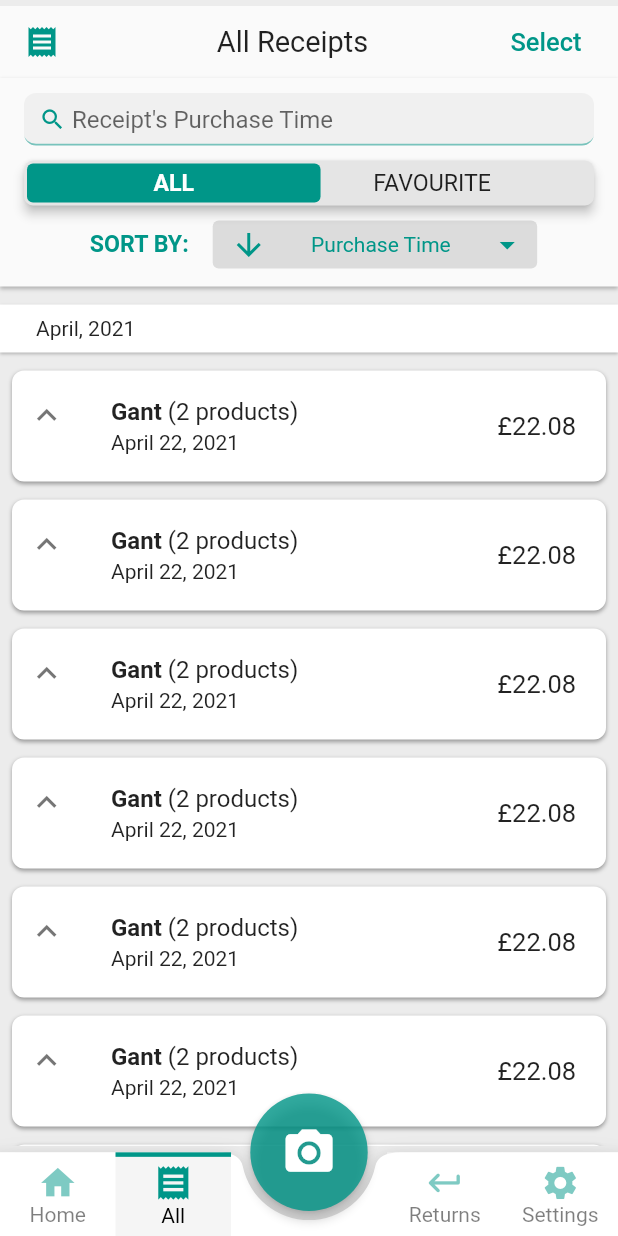
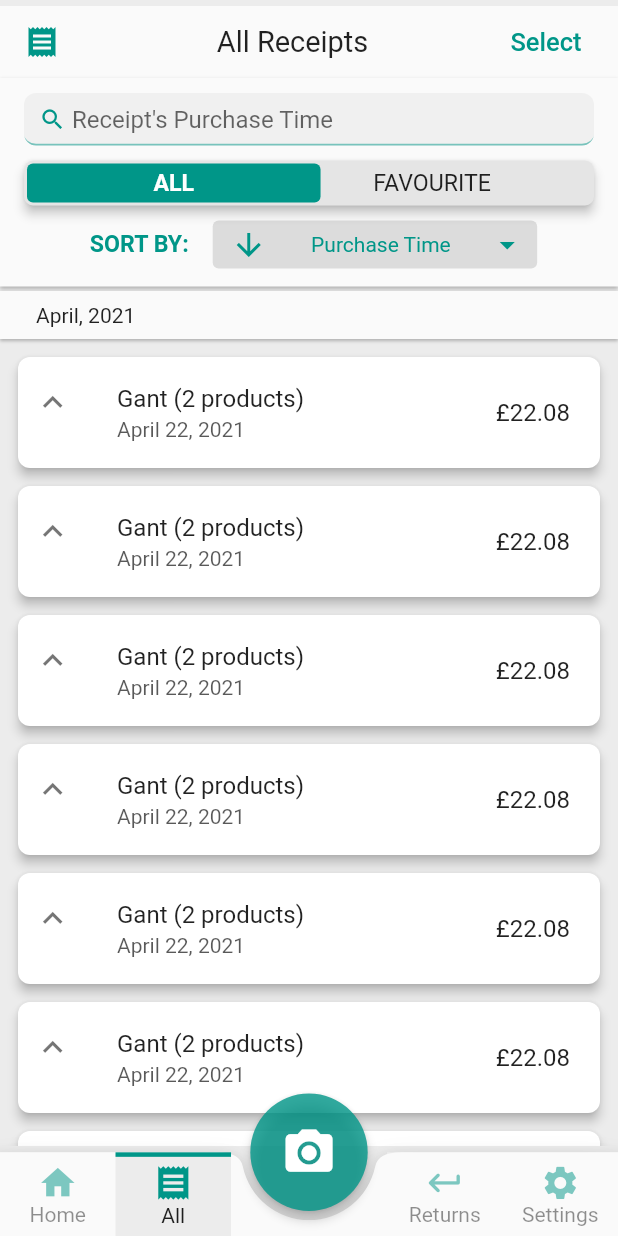
Before and after one commit to TomasKopunec/smart_receipts, a Flutter app: the screen it shows after launch, after a tap on "View All", on a phone screen of 412 x 824 dp. Run offline on Flutter 3.47's test engine with Material 2 defaults, Android fonts, the phone set to English and light mode, and no system bars; drawn by our look-alikes of flutter_slidable; our stand-ins replace persistent_bottom_nav_bar, shared_preferences.

Commit message:
Dark Theme finished

```diff
--- a/lib/main.dart
+++ b/lib/main.dart
@@ -38,12 +38,14 @@ class Main extends StatelessWidget {
             theme: ThemeData(
               primarySwatch: Colors.teal,
               visualDensity: VisualDensity.adaptivePlatformDensity,
-              scaffoldBackgroundColor: Color.fromARGB(255, 236, 236, 236),
+              scaffoldBackgroundColor: const Color.fromARGB(255, 236, 236, 236),
+              indicatorColor: const Color.fromARGB(255, 46, 46, 46),
             ),
             darkTheme: ThemeData.dark().copyWith(
               primaryColor: Colors.teal,
               visualDensity: VisualDensity.adaptivePlatformDensity,
-              scaffoldBackgroundColor: Color.fromARGB(255, 34, 34, 34),
+              scaffoldBackgroundColor: const Color.fromARGB(255, 34, 34, 34),
+              indicatorColor: const Color.fromARGB(255, 236, 236, 236),
             ),
             home: const TabsScaffold(),
             routes: getRoutes(),
--- a/lib/screens/tab_control/screen_wrapper.dart
+++ b/lib/screens/tab_control/screen_wrapper.dart
@@ -18,10 +18,6 @@ class ScreenWrapper extends StatelessWidget {
     this.headerBody,
     Widget? screenBody,
   }) : this.screenBody = screenBody ?? Center(child: Text(title));
-
-  Color getScreenColor(BuildContext context) {
-    return Theme.of(context).primaryColor;
-  }
 
   @override
   Widget build(BuildContext context) {
--- a/lib/screens/tab_control/tabs_scaffold.dart
+++ b/lib/screens/tab_control/tabs_scaffold.dart
@@ -158,7 +158,7 @@ class _TabsScaffoldState extends State<TabsScaffold> {
       floatingActionButtonLocation: FloatingActionButtonLocation.centerDocked,
       bottomNavigationBar: BottomAppBar(
           // Bottom navigation bar on scaffold
-          color: Colors.white,
+          color: Theme.of(context).canvasColor,
           shape: const CircularNotchedRectangle(),
           notchMargin:
               6, //notche margin between floating button and bottom appbar
@@ -198,7 +198,6 @@ class MenuItem extends StatelessWidget {
       flex: isDummy ? 27 : 20,
       child: Opacity(
         opacity: opacity,
-        child: Container(
         child: InkWell(
           customBorder:
               RoundedRectangleBorder(borderRadius: BorderRadius.circular(8)),
@@ -211,16 +210,14 @@ class MenuItem extends StatelessWidget {
             padding: const EdgeInsets.only(top: 4, bottom: 6),
             decoration: BoxDecoration(
                 color: isSelected
-                      ? Colors.black.withOpacity(0.04)
-                      : Colors.white,
-                  //  borderRadius: BorderRadius.circular(8),
+                    ? Theme.of(context).scaffoldBackgroundColor
+                    : Theme.of(context).canvasColor,
                 border: isSelected
                     ? Border(
                         top: BorderSide(
                             width: 3, color: Theme.of(context).primaryColor))
                     : const Border(
-                          top:
-                              BorderSide(width: 3, color: Colors.transparent))),
+                        top: BorderSide(width: 3, color: Colors.transparent))),
             child: Column(
               mainAxisAlignment: MainAxisAlignment.spaceEvenly,
               mainAxisSize: MainAxisSize.min,
@@ -228,12 +225,8 @@ class MenuItem extends StatelessWidget {
                 Icon(icon,
                     color: Theme.of(context).primaryColor,
                     size: SizeHelper.getMenuIconSize(context)),
-                  Text(
-                    label,
-                    style: const TextStyle(color: Colors.black),
-                  )
+                Text(label)
               ],
-              ),
             ),
           ),
         ),
--- a/lib/screens/tabs/home/grid_card.dart
+++ b/lib/screens/tabs/home/grid_card.dart
@@ -40,7 +40,7 @@ class GridCard extends StatelessWidget {
                     ),
                     Icon(
                       icon,
-                      color: Theme.of(context).hintColor,
+                      color: Theme.of(context).indicatorColor,
                       size:
                           SizeHelper.getIconSize(context, size: IconSize.large),
                     )
@@ -50,10 +50,10 @@ class GridCard extends StatelessWidget {
               Text(title,
                   textAlign: TextAlign.center,
                   softWrap: true,
-                  style: TextStyle(
-                      color: Colors.black.withOpacity(0.85),
-                      fontSize: SizeHelper.getFontSize(context,
-                          size: FontSize.larger)))
+                  style: Theme.of(context)
+                      .textTheme
+                      .titleLarge!
+                      .copyWith(fontWeight: FontWeight.w300))
             ],
           ),
         ),
--- a/lib/screens/tabs/home/recent_receipts.dart
+++ b/lib/screens/tabs/home/recent_receipts.dart
@@ -63,8 +63,6 @@ class RecentReceipts extends StatelessWidget {
                 shape: RoundedRectangleBorder(
                   borderRadius: BorderRadius.circular(8),
                 ),
-                tileColor: Colors.white,
-                textColor: Colors.black,
                 title: Text(
                     '${receipt.getField(ReceiptField.retailer_name)} (${receipt.getProductsCount()} products)'),
                 subtitle: Text(DateFormat(settings.dateTimeFormat.format)
@@ -72,10 +70,7 @@ class RecentReceipts extends StatelessWidget {
                 trailing: Text(
                   CurrencyHelper.getFormatted(
                       receipt.getField(ReceiptField.price), settings.currency),
-                  style: TextStyle(
-                      fontWeight: FontWeight.w400,
-                      fontSize: SizeHelper.getFontSize(context,
-                          size: FontSize.regularLarge)),
+                  style: Theme.of(context).textTheme.titleMedium,
                 ));
           },
         ),
--- a/lib/screens/tabs/home/sustainability_widget.dart
+++ b/lib/screens/tabs/home/sustainability_widget.dart
@@ -19,9 +19,7 @@ class _SustainabilityWidgetState extends State<SustainabilityWidget> {
   }
 
   Widget getGrid() {
-    return Container(
-      // DEBUG color: Colors.green.withOpacity(0.2),
-      child: GridView.count(
+    return GridView.count(
       shrinkWrap: true,
       crossAxisSpacing: 5,
       mainAxisSpacing: 5,
@@ -29,7 +27,6 @@ class _SustainabilityWidgetState extends State<SustainabilityWidget> {
       childAspectRatio: 4 / 3,
       crossAxisCount: 2,
       children: [paper, co2, trees, water],
-      ),
     );
   }
 
--- a/lib/widgets/dialogs/confirm_dialog.dart
+++ b/lib/widgets/dialogs/confirm_dialog.dart
@@ -1,7 +1,7 @@
 import 'package:flutter/material.dart';
 
 class ConfirmDialog extends StatelessWidget {
-  final bckgColor = const Color.fromRGBO(240, 240, 240, 1);
+  // final bckgColor = const Color.fromRGBO(240, 240, 240, 1);
 
   final String title;
   final String subtitle;
@@ -31,8 +31,7 @@ class ConfirmDialog extends StatelessWidget {
       content: Container(
           width: width,
           padding: const EdgeInsets.all(8),
-          decoration: BoxDecoration(
-              color: bckgColor, borderRadius: BorderRadius.circular(8)),
+          decoration: BoxDecoration(borderRadius: BorderRadius.circular(8)),
           child: Column(
             mainAxisSize: MainAxisSize.min,
             children: [
--- a/lib/widgets/responsive_table/data_entry_widget_mobile.dart
+++ b/lib/widgets/responsive_table/data_entry_widget_mobile.dart
@@ -100,10 +100,6 @@ class _DataEntryWidgetMobileState extends State<DataEntryWidgetMobile> {
     return view;
   }
 
-  bool get _isSelected {
-    return _receiptProvider.selectedContains(widget.id);
-  }
-
   bool get _isFavourite {
     return _receiptProvider.isFavorite(widget.id);
   }
@@ -123,34 +119,22 @@ class _DataEntryWidgetMobileState extends State<DataEntryWidgetMobile> {
 
   @override
   Widget build(BuildContext context) {
-    final decoration = BoxDecoration(
-      color: _isSelected ? widget.color.withOpacity(0.4) : Colors.white,
-      borderRadius: const BorderRadius.all(Radius.circular(8)),
-      boxShadow: [
-        BoxShadow(
-            color: _isSelected ? Colors.white : Colors.black.withOpacity(0.35),
-            blurRadius: _isSelected ? 0 : 1.5,
-            offset: Offset(0, _isSelected ? 0 : 1.5)),
-      ],
-    );
-
     return Container(
-      clipBehavior: Clip.antiAlias,
-      margin: const EdgeInsets.only(bottom: 12, left: 8, right: 8),
-      decoration: decoration,
-      child: Theme(
-        data: Theme.of(context).copyWith(dividerColor: Colors.transparent),
+      margin: const EdgeInsets.only(left: 12, right: 12, bottom: 12),
+      child: Card(
+        shape: RoundedRectangleBorder(
+          borderRadius: BorderRadius.circular(8),
+        ),
+        margin: EdgeInsets.zero,
+        elevation: 3,
         child: EntryDismissible(
           id: widget.id,
           color: widget.color,
           child: ExpansionTile(
             leading: leading,
-            backgroundColor: widget.color.withOpacity(0.1),
             onExpansionChanged: (value) => setState(() {
               _isExpanded = value;
             }),
-            childrenPadding:
-                const EdgeInsets.symmetric(horizontal: 8, vertical: 4),
             key: ValueKey(widget.id),
             tilePadding: const EdgeInsets.only(left: 10, right: 20),
             controlAffinity: ListTileControlAffinity.leading,
@@ -158,7 +142,6 @@ class _DataEntryWidgetMobileState extends State<DataEntryWidgetMobile> {
               children: [
                 Text(
                   widget.data[ReceiptField.retailer_name.name],
-                  style: const TextStyle(fontWeight: FontWeight.w700),
                 ),
                 const SizedBox(
                   width: 4,
@@ -166,9 +149,18 @@ class _DataEntryWidgetMobileState extends State<DataEntryWidgetMobile> {
                 Text(numberOfItems),
               ],
             ),
-            subtitle: Text(DateFormat(_settingsProvider.dateTimeFormat.format)
-                .format(DateTime.parse(
-                    widget.data[ReceiptField.purchase_date_time.name]))),
+            subtitle: Opacity(
+              opacity: 0.75,
+              child: Text(
+                DateFormat(_settingsProvider.dateTimeFormat.format).format(
+                    DateTime.parse(
+                        widget.data[ReceiptField.purchase_date_time.name])),
+                style: Theme.of(context)
+                    .textTheme
+                    .bodyMedium!
+                    .copyWith(fontWeight: FontWeight.w400),
+              ),
+            ),
             trailing: Row(
               mainAxisAlignment: MainAxisAlignment.center,
               mainAxisSize: MainAxisSize.min,
@@ -177,10 +169,7 @@ class _DataEntryWidgetMobileState extends State<DataEntryWidgetMobile> {
                   CurrencyHelper.getFormatted(
                       widget.data[ReceiptField.price.name],
                       _settingsProvider.currency),
-                  style: TextStyle(
-                      fontWeight: FontWeight.w400,
-                      fontSize: SizeHelper.getFontSize(context,
-                          size: FontSize.regularLarge)),
+                  style: Theme.of(context).textTheme.titleMedium,
                 ),
                 if (_isFavourite)
                   Row(
@@ -191,7 +180,7 @@ class _DataEntryWidgetMobileState extends State<DataEntryWidgetMobile> {
                   )
               ],
             ),
-            textColor: widget.color,
+            //  textColor: widget.color,
             iconColor: widget.color,
             children: [
               Column(
@@ -209,7 +198,7 @@ class _DataEntryWidgetMobileState extends State<DataEntryWidgetMobile> {
                           child: Row(
                             mainAxisAlignment: MainAxisAlignment.spaceBetween,
                             children: [
-                              Text(
+                              const Text(
                                 'Number of Products',
                                 overflow: TextOverflow.clip,
                               ),
@@ -225,7 +214,7 @@ class _DataEntryWidgetMobileState extends State<DataEntryWidgetMobile> {
                     ),
                   ),
                   Padding(
-                    padding: const EdgeInsets.only(top: 8),
+                    padding: const EdgeInsets.only(top: 8, bottom: 4),
                     child: ElevatedButton.icon(
                         style: ElevatedButton.styleFrom(
                           backgroundColor: widget.color,
@@ -253,8 +242,6 @@ class _DataEntryWidgetMobileState extends State<DataEntryWidgetMobile> {
   }
 
   Widget getEntry(ReceiptField header) {
-    final value = widget.data[header];
-
     return Theme(
       data: Theme.of(context)
           .copyWith(dividerColor: Colors.black.withOpacity(0.2)),
--- a/lib/widgets/responsive_table/datatable.dart
+++ b/lib/widgets/responsive_table/datatable.dart
@@ -80,7 +80,7 @@ class _ResponsiveDatatableState extends State<ResponsiveDatatable> {
           padding: const EdgeInsets.symmetric(vertical: 8, horizontal: 24),
           margin: const EdgeInsets.only(bottom: 12),
           decoration: BoxDecoration(
-            color: Colors.white,
+            color: Theme.of(context).canvasColor,
             boxShadow: [
               BoxShadow(
                 color: Colors.black.withOpacity(0.25),
@@ -93,6 +93,7 @@ class _ResponsiveDatatableState extends State<ResponsiveDatatable> {
           child: Text(
             text,
             textAlign: TextAlign.start,
+            style: Theme.of(context).textTheme.bodyMedium,
           ),
         ));
 
@@ -156,7 +157,7 @@ class _ResponsiveDatatableState extends State<ResponsiveDatatable> {
         color: widget.backgroundColor,
         child: Column(
           children: [
-            const SizedBox(height: 10),
+            const SizedBox(height: 1),
             ...mobileList,
           ],
         ),
--- a/lib/widgets/responsive_table/entry_dismissible.dart
+++ b/lib/widgets/responsive_table/entry_dismissible.dart
@@ -24,7 +24,7 @@ class EntryDismissible extends StatelessWidget {
     );
 
     if (result) {
-      print('Removing receipt with uid: 1001');
+      print('Removing receipt with id: ${id}');
     }
   }
 
@@ -42,6 +42,7 @@ class EntryDismissible extends StatelessWidget {
         motion: const ScrollMotion(),
         children: [
           SlidableAction(
+            borderRadius: BorderRadius.circular(8),
             autoClose: true,
             onPressed: (ctx) => _delete(context),
             backgroundColor: Colors.red,
@@ -55,6 +56,7 @@ class EntryDismissible extends StatelessWidget {
         motion: const ScrollMotion(),
         children: [
           SlidableAction(
+            borderRadius: BorderRadius.circular(8),
             onPressed: (ctx) => _star(context),
             backgroundColor: const Color.fromARGB(255, 255, 187, 0),
             foregroundColor: Colors.white,
```
Lines whose indentation alone changed are shown as unchanged.
